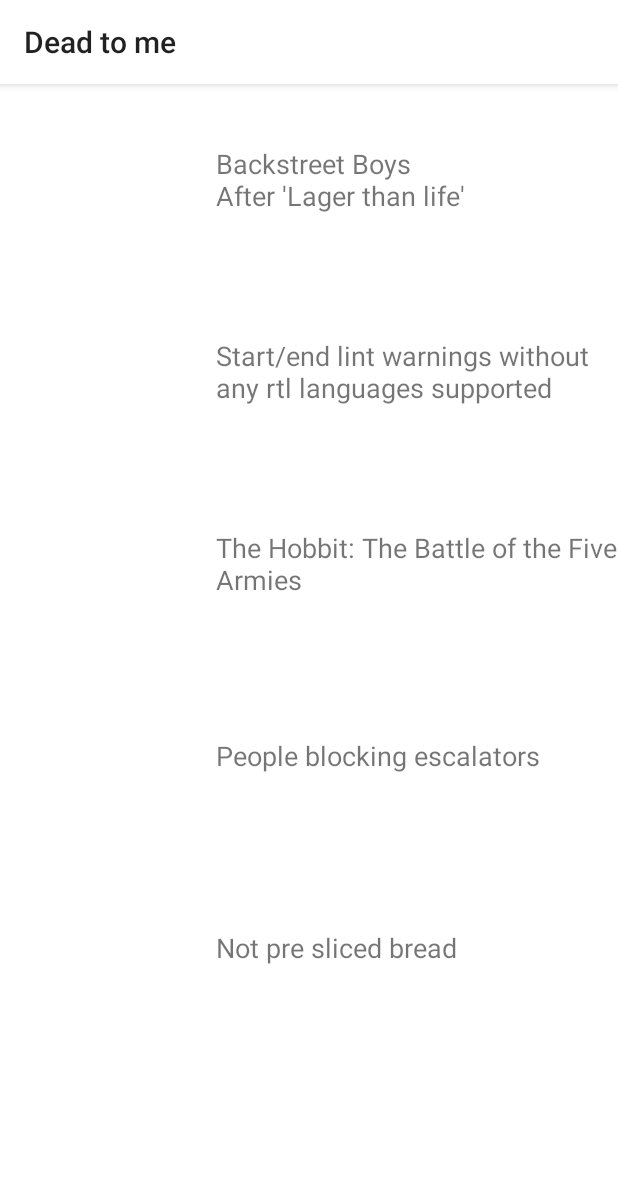
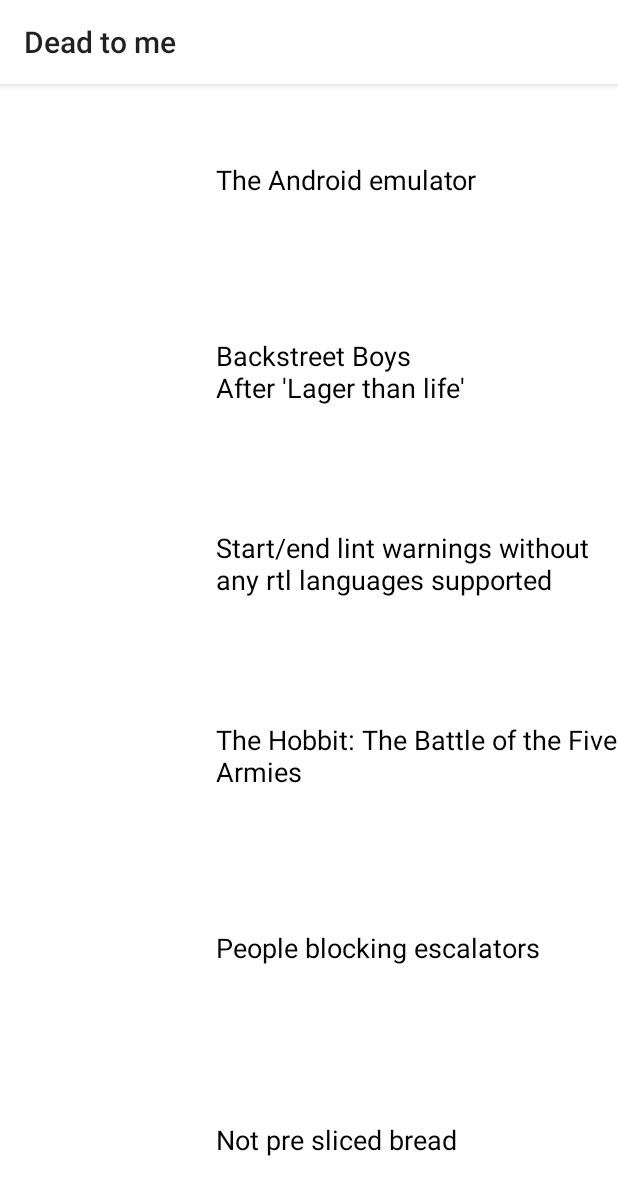
Before and after one commit to Hirschen/databindings-test, an Android app: the OldActivity screen opened directly, with no data from a screen before it, on a phone screen of 412 x 824 dp. Shown: the top 1195 px of the screen. Run offline under Robolectric (Android 15) with nearby library versions, the phone set to English and light mode, and no system bars; libraries missing offline, so code that uses them is left out: com.nostra13.universalimageloader; 1 statement that could not run was skipped.

Commit message:
more fixes

```diff
--- a/app/src/main/java/com/bontouch/databindings/DataBindingsActivity.java
+++ b/app/src/main/java/com/bontouch/databindings/DataBindingsActivity.java
@@ -4,7 +4,6 @@ import android.os.Bundle;
 import android.support.v7.app.AppCompatActivity;
 import android.support.v7.widget.LinearLayoutManager;
 import android.support.v7.widget.RecyclerView;
-import android.view.LayoutInflater;
 import android.view.ViewGroup;
 
 import com.bontouch.databindings.databinding.NewDeadToMeItemBinding;
@@ -24,8 +23,7 @@ public class DataBindingsActivity extends AppCompatActivity {
 	public class DataBindingsAdapter extends RecyclerView.Adapter<DeadToMeViewHolder>{
 		@Override
 		public DeadToMeViewHolder onCreateViewHolder(final ViewGroup parent, final int viewType) {
-			final LayoutInflater li = LayoutInflater.from(parent.getContext());
-			return new DeadToMeViewHolder(NewDeadToMeItemBinding.inflate(li));
+			return new DeadToMeViewHolder(NewDeadToMeItemBinding.inflate(getLayoutInflater(), parent, false));
 		}
 
 		@Override
--- a/app/src/main/java/com/bontouch/databindings/DeadToMe.java
+++ b/app/src/main/java/com/bontouch/databindings/DeadToMe.java
@@ -1,6 +1,7 @@
 package com.bontouch.databindings;
 
 import android.databinding.ObservableField;
+import android.view.View;
 
 /**
  * Created by Christoffer Hirsimaa on 31/08/15.
@@ -18,7 +19,7 @@ public class DeadToMe {
 		this.imgUrl.set(imgUrl);
 	}
 
-	public void setStrikeThrough(boolean strikeThrough){
-		this.strikeThrough.set(strikeThrough);
+	public void onClick(View v){
+		strikeThrough.set(!strikeThrough.get());
 	}
 }
--- a/app/src/main/java/com/bontouch/databindings/DeadToMeList.java
+++ b/app/src/main/java/com/bontouch/databindings/DeadToMeList.java
@@ -11,6 +11,7 @@ public class DeadToMeList {
 
 	public static ArrayList<DeadToMe> getList() {
 		if (list.isEmpty()) {
+			list.add(new DeadToMe("The Android emulator", "http://cdn1.martinliu.cn/wp-content/gallery/citrix/vd.png"));
 			list.add(new DeadToMe("Backstreet Boys\nAfter 'Lager than life'", "http://www.resume.se/contentassets/6c263830444e423790bcdb47403ce3ac/backstreet-boys.jpg"));
 			list.add(new DeadToMe("Start/end lint warnings without any rtl languages supported", "https://dl.dropboxusercontent.com/u/3566166/start.jpg"));
 			list.add(new DeadToMe("The Hobbit: The Battle of the Five Armies", "https://encrypted-tbn3.gstatic.com/images?q=tbn:ANd9GcTObD10KSmgCNp0sX4oznjXAzxZ9IxFUEC3RHf6jTvpLCk_TkT-"));
--- a/app/src/main/java/com/bontouch/databindings/OldActivity.java
+++ b/app/src/main/java/com/bontouch/databindings/OldActivity.java
@@ -1,10 +1,10 @@
 package com.bontouch.databindings;
 
+import android.content.res.Resources;
 import android.os.Bundle;
 import android.support.v7.app.AppCompatActivity;
 import android.support.v7.widget.LinearLayoutManager;
 import android.support.v7.widget.RecyclerView;
-import android.view.LayoutInflater;
 import android.view.View;
 import android.view.ViewGroup;
 import android.widget.ImageView;
@@ -27,16 +27,23 @@ public class OldActivity extends AppCompatActivity {
 
 		@Override
 		public DeadToMeViewHolder onCreateViewHolder(final ViewGroup parent, final int viewType) {
-			final LayoutInflater li = LayoutInflater.from(parent.getContext());
-			return new DeadToMeViewHolder(li.inflate(R.layout.dead_to_me_item, parent, false));
+			return new DeadToMeViewHolder(getLayoutInflater().inflate(R.layout.dead_to_me_item, parent, false));
 		}
 
 		@Override
 		public void onBindViewHolder(final DeadToMeViewHolder holder, final int position) {
+			final Resources c = holder.itemView.getContext().getResources();
 			final DeadToMe deadToMe = DeadToMeList.getList().get(position);
-			final String name = deadToMe.name.get();
-			holder.name.setText(name);
+			holder.name.setText(deadToMe.name.get());
 			ImageLoader.getInstance().displayImage(deadToMe.imgUrl.get(), holder.img);
+			holder.itemView.setOnClickListener(new View.OnClickListener() {
+				@Override
+				public void onClick(final View v) {
+					deadToMe.strikeThrough.set(!deadToMe.strikeThrough.get());
+					notifyItemChanged(position); // Must do this!
+				}
+			});
+			holder.name.setTextColor(deadToMe.strikeThrough.get() ? c.getColor(R.color.red) : c.getColor(R.color.black));
 		}
 
 		@Override
--- a/app/src/main/res/layout/dead_to_me_item.xml
+++ b/app/src/main/res/layout/dead_to_me_item.xml
@@ -3,6 +3,7 @@
               xmlns:tools="http://schemas.android.com/tools"
               android:orientation="horizontal"
               android:layout_width="match_parent"
+              android:background="?selectableItemBackground"
               android:layout_height="wrap_content">
 
     <ImageView
@@ -13,7 +14,7 @@
 
     <TextView
         android:id="@+id/dead_to_me_name"
-        android:layout_width="wrap_content"
+        android:layout_width="match_parent"
         android:layout_marginLeft="16dp"
         android:textSize="18sp"
         android:layout_gravity="center_vertical"
--- a/app/src/main/res/layout/new_dead_to_me_item.xml
+++ b/app/src/main/res/layout/new_dead_to_me_item.xml
@@ -8,6 +8,8 @@
                   xmlns:app="http://schemas.android.com/apk/res-auto"
                   android:orientation="horizontal"
                   android:layout_width="match_parent"
+                  android:onClick="@{dead.onClick}"
+                  android:background="?selectableItemBackground"
                   android:layout_height="wrap_content">
 
         <ImageView
@@ -19,11 +21,12 @@
 
         <TextView
             android:id="@+id/dead_to_me_name"
-            android:layout_width="wrap_content"
+            android:layout_width="match_parent"
             android:layout_marginLeft="16dp"
             android:layout_marginRight="16dp"
             android:textSize="18sp"
             android:layout_gravity="center_vertical"
+            android:textColor="@{dead.strikeThrough ? @color/red : @color/black}"
             android:text="@{dead.name}"
             tools:text="Not pre sliced bread"
             android:layout_height="wrap_content"/>
--- /dev/null
+++ b/app/src/main/res/values/colors.xml
@@ -0,0 +1,5 @@
+<?xml version="1.0" encoding="utf-8"?>
+<resources>
+    <color name="red">#FF0000</color>
+    <color name="black">#000000</color>
+</resources>
```
